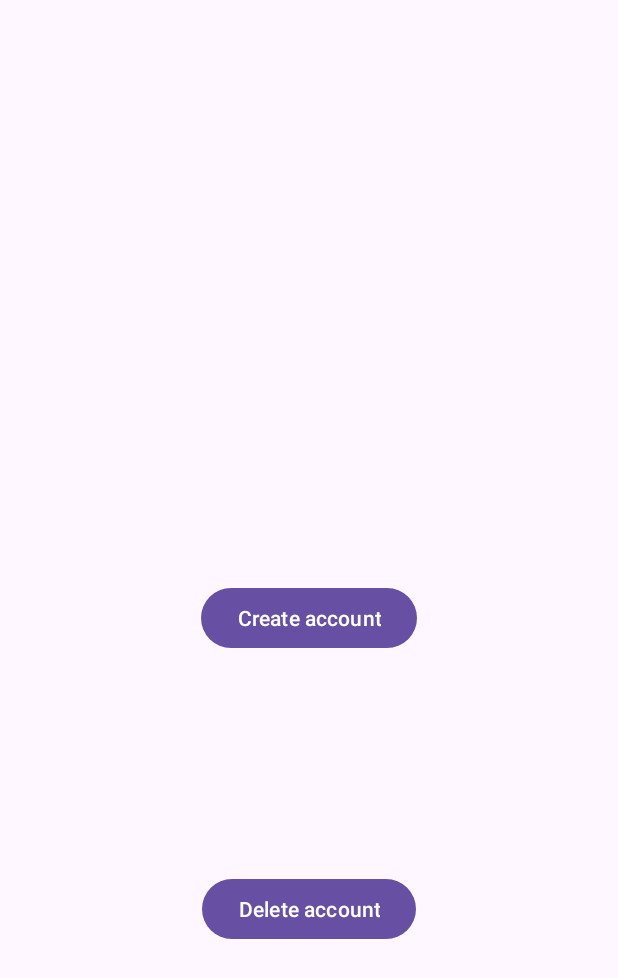
After one commit to Redvin-dt/Bober, an Android app: the layout activity_authenticator.xml on its own in the app's theme, with its tools: preview values and no code run, on a phone screen of 412 x 824 dp. The commit adds this screen. Shown: the top 978 px of the screen. Run offline under Robolectric (Android 15) with nearby library versions, the phone set to English and light mode, and no system bars.

Commit message:
add account ok, delete account broken

```diff
--- /dev/null
+++ b/Client/app/src/main/res/layout/activity_authenticator.xml
@@ -0,0 +1,31 @@
+<?xml version="1.0" encoding="utf-8"?>
+<androidx.constraintlayout.widget.ConstraintLayout
+        xmlns:android="http://schemas.android.com/apk/res/android"
+        android:layout_width="match_parent"
+        android:layout_height="match_parent"
+        xmlns:tools="http://schemas.android.com/tools" xmlns:app="http://schemas.android.com/apk/res-auto"
+        tools:context=".auth.AuthenticatorActivity">
+
+    <Button
+            android:id="@+id/create_account"
+            android:layout_width="wrap_content"
+            android:layout_height="wrap_content"
+            android:text="Create account"
+            app:layout_constraintStart_toStartOf="parent"
+            app:layout_constraintEnd_toEndOf="parent"
+            app:layout_constraintBottom_toBottomOf="parent"
+            app:layout_constraintTop_toTopOf="parent"
+    />
+
+    <Button
+            android:id="@+id/delete_account"
+            android:layout_width="wrap_content"
+            android:layout_height="wrap_content"
+            android:text="Delete account"
+            app:layout_constraintStart_toStartOf="parent"
+            app:layout_constraintEnd_toEndOf="parent"
+            app:layout_constraintBottom_toBottomOf="parent"
+            app:layout_constraintTop_toTopOf="@id/create_account"
+    />
+
+</androidx.constraintlayout.widget.ConstraintLayout>
```
Also changed, not shown: Client/app/src/main/AndroidManifest.xml (+20 -1 lines), Client/app/src/main/java/ru/hse/client/auth/Authenticator.kt (+20 -14 lines), Client/app/src/main/java/ru/hse/client/auth/AuthenticatorActivity.kt (+93 -2 lines), Client/app/src/main/java/ru/hse/client/auth/AuthenticatorService.kt (added, +23 -0 lines), Client/app/src/main/res/xml/authenticator.xml (added, +8 -0 lines), Client/app/src/main/res/xml/syncsettings.xml (added, +8 -0 lines).
